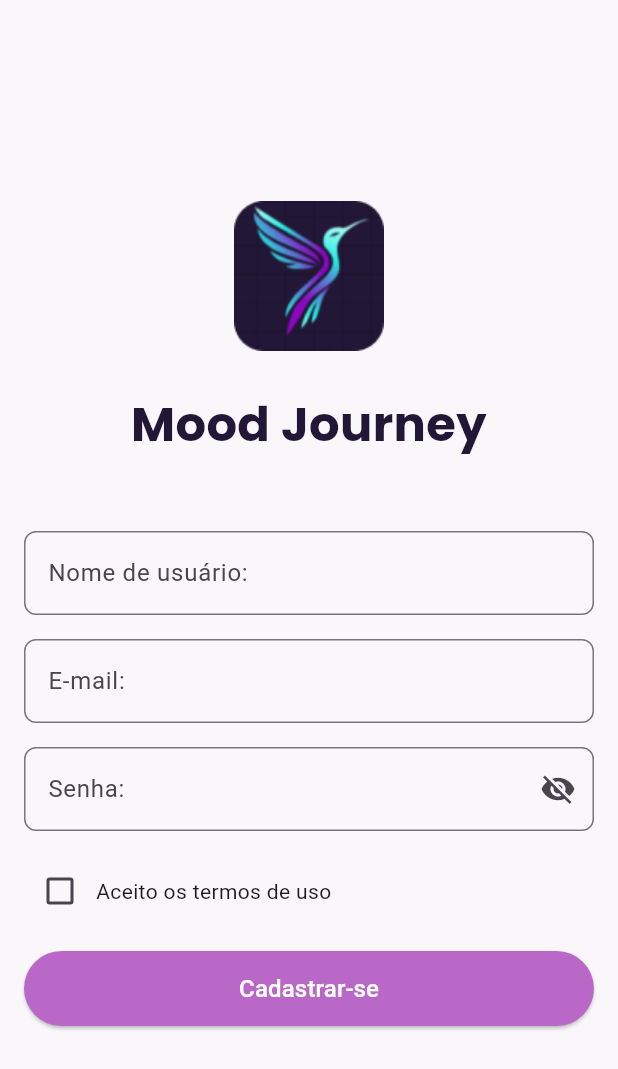
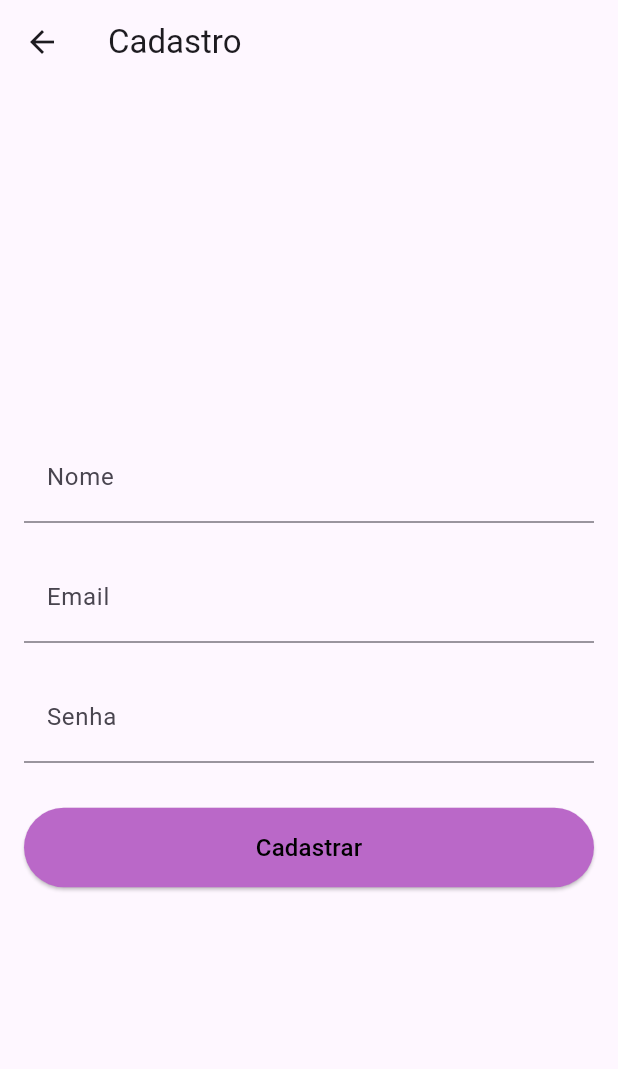
Before and after one commit to AyrllanP/DSI, a Flutter app: the CadastroPage screen opened by its route, on a phone screen of 412 x 824 dp. Shown: the top 1069 px of the screen. Run offline on Flutter 3.47's test engine with Material 3 defaults, Android fonts, the phone set to English and light mode, and no system bars; our stand-ins replace firebase_core; accounts and stored records are empty; generated files the repository leaves out were written again.

Commit message:
Criação de validação para Login e Cadastro e modificação no design

```diff
--- a/lib/cadastro.dart
+++ b/lib/cadastro.dart
@@ -1,112 +1,128 @@
 import 'package:flutter/material.dart';
 
-class CadastroPage extends StatelessWidget {
-  const CadastroPage({super.key});
+class CadastroPage extends StatefulWidget {
+  @override
+  _CadastroPageState createState() => _CadastroPageState();
+}
+
+class _CadastroPageState extends State<CadastroPage> {
+  final _formKey = GlobalKey<FormState>();
+  final TextEditingController _nomeController = TextEditingController();
+  final TextEditingController _emailController = TextEditingController();
+  final TextEditingController _senhaController = TextEditingController();
+
+  // Função de validação para o campo de nome
+  String? validarNome(String? value) {
+    if (value == null || value.isEmpty) {
+      return "O nome não pode ser vazio";
+    }
+    if (value.length < 4) {
+      return "O nome é muito curto";
+    }
+    return null;
+  }
+
+  // Função de validação para o campo de email
+  String? validarEmail(String? value) {
+    if (value == null || value.isEmpty) {
+      return "O email não pode ser vazio";
+    }
+    if (value.length < 5) {
+      return "Email inválido";
+    }
+    if (!value.contains('@')) {
+      return "O email não é válido";
+    }
+    return null;
+  }
+
+  // Função de validação para o campo de senha
+  String? validarSenha(String? value) {
+    if (value == null || value.isEmpty) {
+      return "A senha não pode ser vazia";
+    }
+    if (value.length < 4) {
+      return "A senha precisa ter no mínimo 4 caracteres";
+    }
+    return null;
+  }
 
   @override
   Widget build(BuildContext context) {
     return Scaffold(
-      body: Container(
-        color: const Color.fromARGB(
-            255, 250, 247, 250), // Cor de fundo lilás claro em toda a tela
-        child: Center(
-          child: SingleChildScrollView(
+      appBar: AppBar(
+        title: const Text('Cadastro'),
+      ),
+      body: Center(
+        child: Padding(
+          padding: const EdgeInsets.symmetric(horizontal: 16.0),
+          child: Form(
+            key: _formKey,
             child: Column(
-              mainAxisAlignment: MainAxisAlignment.center,
+              mainAxisAlignment:
+                  MainAxisAlignment.center, // Centraliza os campos na tela
+              crossAxisAlignment: CrossAxisAlignment.stretch,
               children: [
-                // Logo e título
-                Column(
-                  children: [
-                    Image.asset(
-                      'assets/logo.png',
-                      height: 120,
+                // Campo Nome
+                TextFormField(
+                  controller: _nomeController,
+                  decoration: InputDecoration(
+                    labelText: 'Nome',
+                    contentPadding:
+                        EdgeInsets.symmetric(vertical: 10.0, horizontal: 15.0),
+                    border: UnderlineInputBorder(),
                   ),
-                    const SizedBox(height: 16),
-                    const Text(
-                      "Mood Journey",
-                      textAlign: TextAlign.center,
-                      style: TextStyle(
-                        fontFamily: 'Poppins',
-                        fontSize: 32,
-                        fontWeight: FontWeight.bold,
-                        color: Color(0xFF221736),
+                  validator: validarNome,
                 ),
+                SizedBox(height: 20), // Espaço entre os campos
+
+                // Campo Email
+                TextFormField(
+                  controller: _emailController,
+                  decoration: InputDecoration(
+                    labelText: 'Email',
+                    contentPadding:
+                        EdgeInsets.symmetric(vertical: 10.0, horizontal: 15.0),
+                    border: UnderlineInputBorder(),
                   ),
-                  ],
+                  keyboardType: TextInputType.emailAddress,
+                  validator: validarEmail,
                 ),
-                const SizedBox(height: 32),
+                SizedBox(height: 20), // Espaço entre os campos
 
-                // Campos de entrada e botão de cadastro
-                Padding(
-                  padding: const EdgeInsets.all(16.0),
-                  child: Column(
-                    children: [
-                      // Campo de Nome de Usuário
-                      TextField(
+                // Campo Senha
+                TextFormField(
+                  controller: _senhaController,
                   decoration: InputDecoration(
-                          labelText: "Nome de usuário:",
-                          border: OutlineInputBorder(
-                            borderRadius: BorderRadius.circular(8),
+                    labelText: 'Senha',
+                    contentPadding:
+                        EdgeInsets.symmetric(vertical: 10.0, horizontal: 15.0),
+                    border: UnderlineInputBorder(),
                   ),
+                  obscureText: true,
+                  validator: validarSenha,
                 ),
-                      ),
-                      const SizedBox(height: 16),
+                SizedBox(height: 30), // Espaço entre os campos e o botão
 
-                      // Campo de E-mail
-                      TextField(
-                        decoration: InputDecoration(
-                          labelText: "E-mail:",
-                          border: OutlineInputBorder(
-                            borderRadius: BorderRadius.circular(8),
-                          ),
-                        ),
-                      ),
-                      const SizedBox(height: 16),
-
-                      // Campo de Senha
-                      TextField(
-                        obscureText: true,
-                        decoration: InputDecoration(
-                          labelText: "Senha:",
-                          border: OutlineInputBorder(
-                            borderRadius: BorderRadius.circular(8),
-                          ),
-                          suffixIcon: const Icon(Icons.visibility_off),
-                        ),
-                      ),
-                      const SizedBox(height: 16),
-
-                      // Checkbox "Aceito os termos de uso"
-                      Row(
-                        children: [
-                          Checkbox(
-                            value:
-                                false, // Pode ser gerenciado por um StatefulWidget
-                            onChanged: (bool? value) {},
-                          ),
-                          const Text("Aceito os termos de uso"),
-                        ],
-                      ),
-                      const SizedBox(height: 16),
-
-                      // Botão "Cadastrar-se"
+                // Botão de Cadastro
                 ElevatedButton(
                   style: ElevatedButton.styleFrom(
-                          backgroundColor: const Color(0xFFBA68C8),
-                          minimumSize: const Size(double.infinity, 50),
+                    backgroundColor:
+                        Color.fromARGB(255, 186, 104, 200), // Cor do botão
+                    padding: EdgeInsets.symmetric(vertical: 15.0),
                   ),
                   onPressed: () {
-                          // Lógica de cadastro
+                    if (_formKey.currentState?.validate() ?? false) {
+                      // Processar os dados (por exemplo, fazer cadastro)
+                      ScaffoldMessenger.of(context).showSnackBar(
+                        SnackBar(
+                            content: Text('Cadastro realizado com sucesso')),
+                      );
+                    }
                   },
                   child: const Text(
-                          "Cadastrar-se",
-                          style: TextStyle(
-                            fontSize: 16,
-                            color: Colors.white,
-                          ),
-                        ),
-                      ),
-                    ],
+                    'Cadastrar',
+                    style: TextStyle(fontSize: 16, color: Colors.black),
                   ),
                 ),
               ],
--- a/lib/pagina_inicial.dart
+++ b/lib/pagina_inicial.dart
@@ -25,7 +25,7 @@ class MoodJourneyApp extends StatelessWidget {
         '/': (context) => const MoodJourneyHome(),
         '/login': (context) => LoginPage(),
         '/cadastro': (context) =>
-            const CadastroPage(), // Rota para a página de cadastro
+            CadastroPage(), // Rota para a página de cadastro
       },
     );
   }
```
Also changed, not shown: lib/login.dart (+75 -78 lines). Lines whose indentation alone changed are shown as unchanged.
